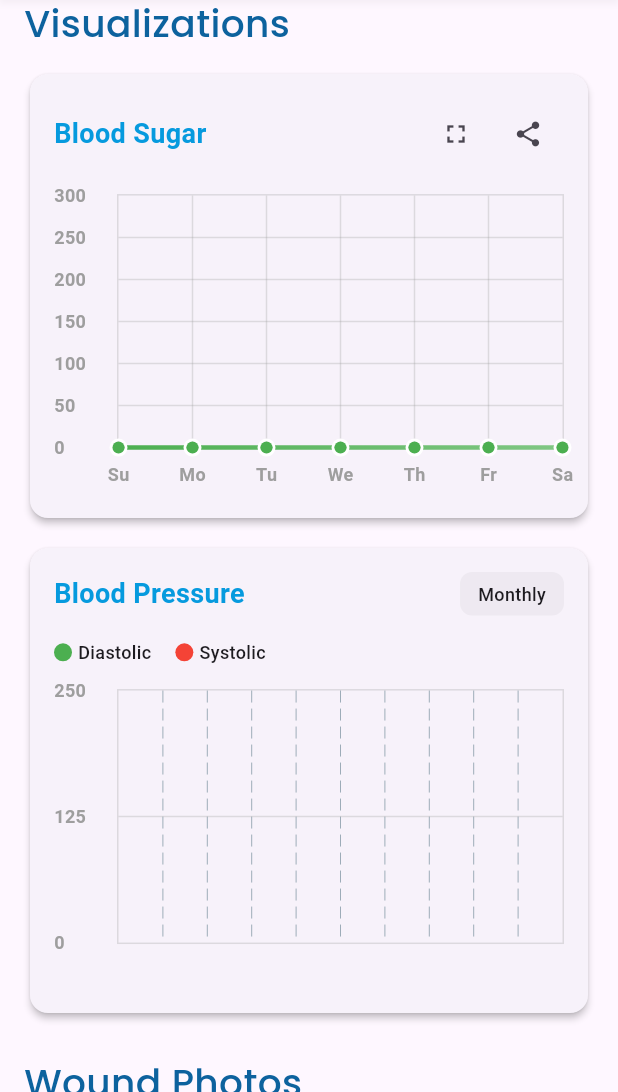
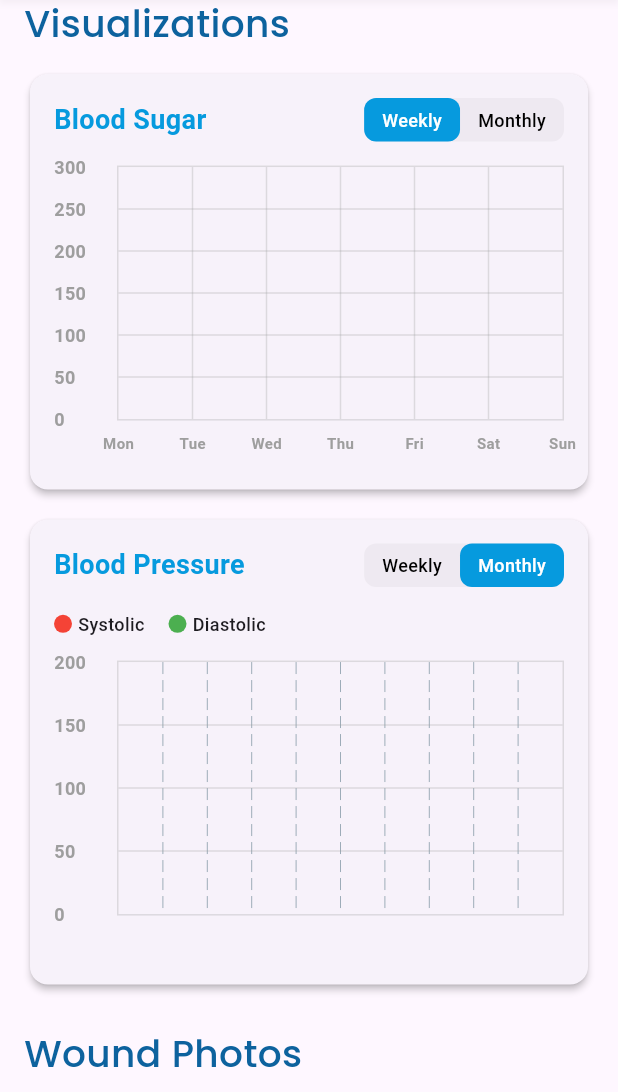
Before and after one commit to yongNotgio/diatrack1, a Flutter app: the HealthMetricsHistory screen opened directly with empty values, scrolled down 576 dp, on a phone screen of 412 x 824 dp, the part 144-1236 px from its top. Run offline on Flutter 3.47's test engine with Material 3 defaults, Android fonts, the phone set to English and light mode, and no system bars; drawn by our look-alikes of fl_chart; our stand-ins replace dotted_border, flutter_dotenv, image_picker, shared_preferences, supabase_flutter; accounts and stored records are empty.

Commit message:
Add weekly/monthly toggle to blood charts
Refactored BloodPressureChart and BloodSugarChart to support toggling between weekly and monthly views. Updated chart data grouping, axis labels, and tooltips to reflect the selected range. Added a new formatDayName method to DateFormatter for concise weekday labels.

```diff
--- a/diatrack1/lib/utils/date_formatter.dart
+++ b/diatrack1/lib/utils/date_formatter.dart
@@ -124,4 +124,9 @@ class DateFormatter {
     ];
     return days[date.weekday - 1];
   }
+
+  static String formatDayName(DateTime date) {
+    final days = ['Mon', 'Tue', 'Wed', 'Thu', 'Fri', 'Sat', 'Sun'];
+    return days[date.weekday - 1];
+  }
 }
--- a/diatrack1/lib/widgets/blood_pressure_chart.dart
+++ b/diatrack1/lib/widgets/blood_pressure_chart.dart
@@ -3,24 +3,35 @@ import 'package:flutter/material.dart';
 import '../models/health_metric.dart';
 import '../utils/date_formatter.dart';
 
-class BloodPressureChart extends StatelessWidget {
+class BloodPressureChart extends StatefulWidget {
   final List<HealthMetric> metrics;
 
   const BloodPressureChart({Key? key, required this.metrics}) : super(key: key);
 
   @override
+  State<BloodPressureChart> createState() => _BloodPressureChartState();
+}
+
+class _BloodPressureChartState extends State<BloodPressureChart> {
+  bool _isMonthly = true;
+
+  @override
   Widget build(BuildContext context) {
-    // Get last 30 days of data
-    final last30Days = List.generate(30, (index) {
-      final date = DateTime.now().subtract(Duration(days: 29 - index));
+    final int daysCount = _isMonthly ? 30 : 7;
+
+    // Get last N days of data
+    final lastNDays = List.generate(daysCount, (index) {
+      final date = DateTime.now().subtract(
+        Duration(days: daysCount - 1 - index),
+      );
       return date;
     });
 
     // Group metrics by date
     final groupedData = <DateTime, Map<String, double>>{};
-    for (final date in last30Days) {
+    for (final date in lastNDays) {
       final dayMetrics =
-          metrics
+          widget.metrics
               .where(
                 (m) =>
                     m.submissionDate.year == date.year &&
@@ -39,8 +50,8 @@ class BloodPressureChart extends StatelessWidget {
     }
 
     final barGroups = <BarChartGroupData>[];
-    for (int i = 0; i < last30Days.length; i++) {
-      final date = last30Days[i];
+    for (int i = 0; i < lastNDays.length; i++) {
+      final date = lastNDays[i];
       final data = groupedData[date];
 
       if (data != null && (data['systolic']! > 0 || data['diastolic']! > 0)) {
@@ -51,7 +62,7 @@ class BloodPressureChart extends StatelessWidget {
               BarChartRodData(
                 toY: data['diastolic']!,
                 color: const Color(0xFF4CAF50),
-                width: 8,
+                width: _isMonthly ? 6 : 12,
                 borderRadius: const BorderRadius.only(
                   topLeft: Radius.circular(2),
                   topRight: Radius.circular(2),
@@ -60,7 +71,7 @@ class BloodPressureChart extends StatelessWidget {
               BarChartRodData(
                 toY: data['systolic']!,
                 color: const Color(0xFFF44336),
-                width: 8,
+                width: _isMonthly ? 6 : 12,
                 borderRadius: const BorderRadius.only(
                   topLeft: Radius.circular(2),
                   topRight: Radius.circular(2),
@@ -92,17 +103,70 @@ class BloodPressureChart extends StatelessWidget {
                   ),
                 ),
                 Container(
+                  decoration: BoxDecoration(
+                    color: Colors.grey.withOpacity(0.1),
+                    borderRadius: BorderRadius.circular(8),
+                  ),
+                  child: Row(
+                    mainAxisSize: MainAxisSize.min,
+                    children: [
+                      GestureDetector(
+                        onTap: () {
+                          setState(() {
+                            _isMonthly = false;
+                          });
+                        },
+                        child: Container(
                           padding: const EdgeInsets.symmetric(
                             horizontal: 12,
                             vertical: 6,
                           ),
                           decoration: BoxDecoration(
-                    color: Colors.grey.withOpacity(0.1),
+                            color:
+                                !_isMonthly
+                                    ? const Color(0xFF069ADE)
+                                    : Colors.transparent,
                             borderRadius: BorderRadius.circular(8),
                           ),
-                  child: const Text(
+                          child: Text(
+                            'Weekly',
+                            style: TextStyle(
+                              fontSize: 12,
+                              fontWeight: FontWeight.w500,
+                              color: !_isMonthly ? Colors.white : Colors.black,
+                            ),
+                          ),
+                        ),
+                      ),
+                      GestureDetector(
+                        onTap: () {
+                          setState(() {
+                            _isMonthly = true;
+                          });
+                        },
+                        child: Container(
+                          padding: const EdgeInsets.symmetric(
+                            horizontal: 12,
+                            vertical: 6,
+                          ),
+                          decoration: BoxDecoration(
+                            color:
+                                _isMonthly
+                                    ? const Color(0xFF069ADE)
+                                    : Colors.transparent,
+                            borderRadius: BorderRadius.circular(8),
+                          ),
+                          child: Text(
                             'Monthly',
-                    style: TextStyle(fontSize: 12, fontWeight: FontWeight.w500),
+                            style: TextStyle(
+                              fontSize: 12,
+                              fontWeight: FontWeight.w500,
+                              color: _isMonthly ? Colors.white : Colors.black,
+                            ),
+                          ),
+                        ),
+                      ),
+                    ],
                   ),
                 ),
               ],
@@ -111,6 +175,27 @@ class BloodPressureChart extends StatelessWidget {
             // Legend
             Row(
               children: [
+                Row(
+                  children: [
+                    Container(
+                      width: 12,
+                      height: 12,
+                      decoration: const BoxDecoration(
+                        color: Color(0xFFF44336),
+                        shape: BoxShape.circle,
+                      ),
+                    ),
+                    const SizedBox(width: 4),
+                    const Text(
+                      'Systolic',
+                      style: TextStyle(
+                        fontSize: 12,
+                        fontWeight: FontWeight.w500,
+                      ),
+                    ),
+                  ],
+                ),
+                const SizedBox(width: 16),
                 Row(
                   children: [
                     Container(
@@ -131,27 +216,6 @@ class BloodPressureChart extends StatelessWidget {
                     ),
                   ],
                 ),
-                const SizedBox(width: 16),
-                Row(
-                  children: [
-                    Container(
-                      width: 12,
-                      height: 12,
-                      decoration: const BoxDecoration(
-                        color: Color(0xFFF44336),
-                        shape: BoxShape.circle,
-                      ),
-                    ),
-                    const SizedBox(width: 4),
-                    const Text(
-                      'Systolic',
-                      style: TextStyle(
-                        fontSize: 12,
-                        fontWeight: FontWeight.w500,
-                      ),
-                    ),
-                  ],
-                ),
               ],
             ),
             const SizedBox(height: 16),
@@ -160,21 +224,28 @@ class BloodPressureChart extends StatelessWidget {
               child: BarChart(
                 BarChartData(
                   alignment: BarChartAlignment.spaceAround,
-                  maxY: 250,
+                  maxY: 200,
                   barTouchData: BarTouchData(
                     enabled: true,
                     touchTooltipData: BarTouchTooltipData(
-                      tooltipBgColor: Colors.blueGrey.withOpacity(0.8),
+                      tooltipBgColor: Colors.blueGrey.withOpacity(0.9),
                       getTooltipItem: (group, groupIndex, rod, rodIndex) {
-                        final systolic = rod.toY;
-                        final diastolic = group.barRods[0].toY;
+                        final date = lastNDays[group.x];
+                        final dateStr = DateFormatter.formatShortDate(date);
+                        final systolic = group.barRods[1].toY.toInt();
+                        final diastolic = group.barRods[0].toY.toInt();
+
+                        if (rodIndex == 0) {
                           return BarTooltipItem(
-                          'Systolic: ${systolic.toInt()}\nDiastolic: ${diastolic.toInt()}',
+                            '$dateStr\n$systolic/$diastolic mmHg',
                             const TextStyle(
                               color: Colors.white,
                               fontWeight: FontWeight.bold,
+                              fontSize: 12,
                             ),
                           );
+                        }
+                        return null;
                       },
                     ),
                   ),
@@ -190,15 +261,17 @@ class BloodPressureChart extends StatelessWidget {
                       sideTitles: SideTitles(
                         showTitles: true,
                         reservedSize: 30,
-                        interval: 7,
+                        interval: _isMonthly ? 7 : 1,
                         getTitlesWidget: (value, meta) {
                           if (value.toInt() >= 0 &&
-                              value.toInt() < last30Days.length) {
-                            final date = last30Days[value.toInt()];
+                              value.toInt() < lastNDays.length) {
+                            final date = lastNDays[value.toInt()];
                             return SideTitleWidget(
                               axisSide: meta.axisSide,
                               child: Text(
-                                DateFormatter.formatShortDate(date),
+                                _isMonthly
+                                    ? DateFormatter.formatShortDate(date)
+                                    : DateFormatter.formatDayName(date),
                                 style: const TextStyle(
                                   color: Colors.grey,
                                   fontWeight: FontWeight.bold,
@@ -214,7 +287,7 @@ class BloodPressureChart extends StatelessWidget {
                     leftTitles: AxisTitles(
                       sideTitles: SideTitles(
                         showTitles: true,
-                        interval: 125,
+                        interval: 50,
                         getTitlesWidget: (value, meta) {
                           return Text(
                             value.toInt().toString(),
@@ -236,7 +309,7 @@ class BloodPressureChart extends StatelessWidget {
                   barGroups: barGroups,
                   gridData: FlGridData(
                     show: true,
-                    horizontalInterval: 125,
+                    horizontalInterval: 50,
                     getDrawingHorizontalLine: (value) {
                       return FlLine(
                         color: Colors.grey.withOpacity(0.3),
--- a/diatrack1/lib/widgets/blood_sugar_chart.dart
+++ b/diatrack1/lib/widgets/blood_sugar_chart.dart
@@ -3,27 +3,36 @@ import 'package:flutter/material.dart';
 import '../models/health_metric.dart';
 import '../utils/date_formatter.dart';
 
-class BloodSugarChart extends StatelessWidget {
+class BloodSugarChart extends StatefulWidget {
   final List<HealthMetric> metrics;
 
   const BloodSugarChart({Key? key, required this.metrics}) : super(key: key);
 
   @override
+  State<BloodSugarChart> createState() => _BloodSugarChartState();
+}
+
+class _BloodSugarChartState extends State<BloodSugarChart> {
+  bool _isMonthly = false;
+
+  @override
   Widget build(BuildContext context) {
     final spots = <FlSpot>[];
-    final weekDays = DateFormatter.getWeekDays();
+    final int daysCount = _isMonthly ? 30 : 7;
 
-    // Get last 7 days of data
-    final last7Days = List.generate(7, (index) {
-      final date = DateTime.now().subtract(Duration(days: 6 - index));
+    // Get last N days of data
+    final lastNDays = List.generate(daysCount, (index) {
+      final date = DateTime.now().subtract(
+        Duration(days: daysCount - 1 - index),
+      );
       return date;
     });
 
     // Map data to spots
-    for (int i = 0; i < last7Days.length; i++) {
-      final date = last7Days[i];
+    for (int i = 0; i < lastNDays.length; i++) {
+      final date = lastNDays[i];
       final dayMetrics =
-          metrics
+          widget.metrics
               .where(
                 (m) =>
                     m.submissionDate.year == date.year &&
@@ -34,9 +43,6 @@ class BloodSugarChart extends StatelessWidget {
 
       if (dayMetrics.isNotEmpty && dayMetrics.first.bloodGlucose != null) {
         spots.add(FlSpot(i.toDouble(), dayMetrics.first.bloodGlucose!));
-      } else {
-        // Add empty spot for missing data
-        spots.add(FlSpot(i.toDouble(), 0));
       }
     }
 
@@ -59,21 +65,72 @@ class BloodSugarChart extends StatelessWidget {
                     color: Color(0xFF069ADE),
                   ),
                 ),
-                Row(
+                Container(
+                  decoration: BoxDecoration(
+                    color: Colors.grey.withOpacity(0.1),
+                    borderRadius: BorderRadius.circular(8),
+                  ),
+                  child: Row(
+                    mainAxisSize: MainAxisSize.min,
                     children: [
-                    IconButton(
-                      icon: const Icon(Icons.fullscreen, size: 20),
-                      onPressed: () {
-                        // TODO: Implement expand functionality
+                      GestureDetector(
+                        onTap: () {
+                          setState(() {
+                            _isMonthly = false;
+                          });
                         },
+                        child: Container(
+                          padding: const EdgeInsets.symmetric(
+                            horizontal: 12,
+                            vertical: 6,
                           ),
-                    IconButton(
-                      icon: const Icon(Icons.share, size: 20),
-                      onPressed: () {
-                        // TODO: Implement share functionality
+                          decoration: BoxDecoration(
+                            color:
+                                !_isMonthly
+                                    ? const Color(0xFF069ADE)
+                                    : Colors.transparent,
+                            borderRadius: BorderRadius.circular(8),
+                          ),
+                          child: Text(
+                            'Weekly',
+                            style: TextStyle(
+                              fontSize: 12,
+                              fontWeight: FontWeight.w500,
+                              color: !_isMonthly ? Colors.white : Colors.black,
+                            ),
+                          ),
+                        ),
+                      ),
+                      GestureDetector(
+                        onTap: () {
+                          setState(() {
+                            _isMonthly = true;
+                          });
                         },
+                        child: Container(
+                          padding: const EdgeInsets.symmetric(
+                            horizontal: 12,
+                            vertical: 6,
+                          ),
+                          decoration: BoxDecoration(
+                            color:
+                                _isMonthly
+                                    ? const Color(0xFF069ADE)
+                                    : Colors.transparent,
+                            borderRadius: BorderRadius.circular(8),
+                          ),
+                          child: Text(
+                            'Monthly',
+                            style: TextStyle(
+                              fontSize: 12,
+                              fontWeight: FontWeight.w500,
+                              color: _isMonthly ? Colors.white : Colors.black,
+                            ),
+                          ),
+                        ),
                       ),
                     ],
+                  ),
                 ),
               ],
             ),
@@ -86,7 +143,7 @@ class BloodSugarChart extends StatelessWidget {
                     show: true,
                     drawVerticalLine: true,
                     horizontalInterval: 50,
-                    verticalInterval: 1,
+                    verticalInterval: _isMonthly ? 7 : 1,
                     getDrawingHorizontalLine: (value) {
                       return FlLine(
                         color: Colors.grey.withOpacity(0.3),
@@ -112,18 +169,21 @@ class BloodSugarChart extends StatelessWidget {
                       sideTitles: SideTitles(
                         showTitles: true,
                         reservedSize: 30,
-                        interval: 1,
+                        interval: _isMonthly ? 7 : 1,
                         getTitlesWidget: (value, meta) {
                           if (value.toInt() >= 0 &&
-                              value.toInt() < weekDays.length) {
+                              value.toInt() < lastNDays.length) {
+                            final date = lastNDays[value.toInt()];
                             return SideTitleWidget(
                               axisSide: meta.axisSide,
                               child: Text(
-                                weekDays[value.toInt()],
+                                _isMonthly
+                                    ? DateFormatter.formatShortDate(date)
+                                    : DateFormatter.formatDayName(date),
                                 style: const TextStyle(
                                   color: Colors.grey,
                                   fontWeight: FontWeight.bold,
-                                  fontSize: 12,
+                                  fontSize: 10,
                                 ),
                               ),
                             );
@@ -155,7 +215,7 @@ class BloodSugarChart extends StatelessWidget {
                     border: Border.all(color: Colors.grey.withOpacity(0.3)),
                   ),
                   minX: 0,
-                  maxX: 6,
+                  maxX: (daysCount - 1).toDouble(),
                   minY: 0,
                   maxY: 300,
                   lineBarsData: [
@@ -171,7 +231,7 @@ class BloodSugarChart extends StatelessWidget {
                         show: true,
                         getDotPainter: (spot, percent, barData, index) {
                           return FlDotCirclePainter(
-                            radius: 4,
+                            radius: _isMonthly ? 3 : 4,
                             color: const Color(0xFF4CAF50),
                             strokeWidth: 2,
                             strokeColor: Colors.white,
@@ -192,15 +252,17 @@ class BloodSugarChart extends StatelessWidget {
                   lineTouchData: LineTouchData(
                     enabled: true,
                     touchTooltipData: LineTouchTooltipData(
-                      tooltipBgColor: Colors.blueGrey.withOpacity(0.8),
+                      tooltipBgColor: Colors.blueGrey.withOpacity(0.9),
                       getTooltipItems: (List<LineBarSpot> touchedBarSpots) {
                         return touchedBarSpots.map((barSpot) {
-                          final flSpot = barSpot;
+                          final date = lastNDays[barSpot.x.toInt()];
+                          final dateStr = DateFormatter.formatShortDate(date);
                           return LineTooltipItem(
-                            '${flSpot.y.toInt()} mg/dL',
+                            '$dateStr\n${barSpot.y.toInt()} mg/dL',
                             const TextStyle(
                               color: Colors.white,
                               fontWeight: FontWeight.bold,
+                              fontSize: 12,
                             ),
                           );
                         }).toList();
```
Lines whose indentation alone changed are shown as unchanged.
